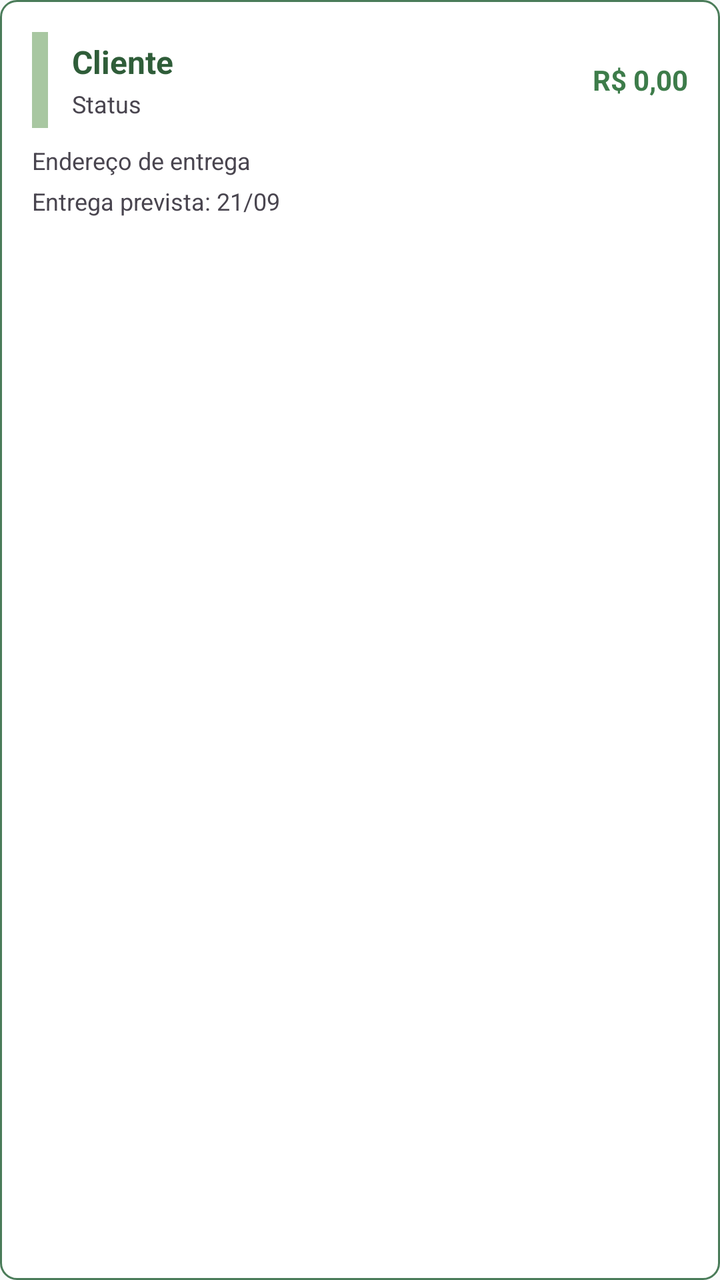
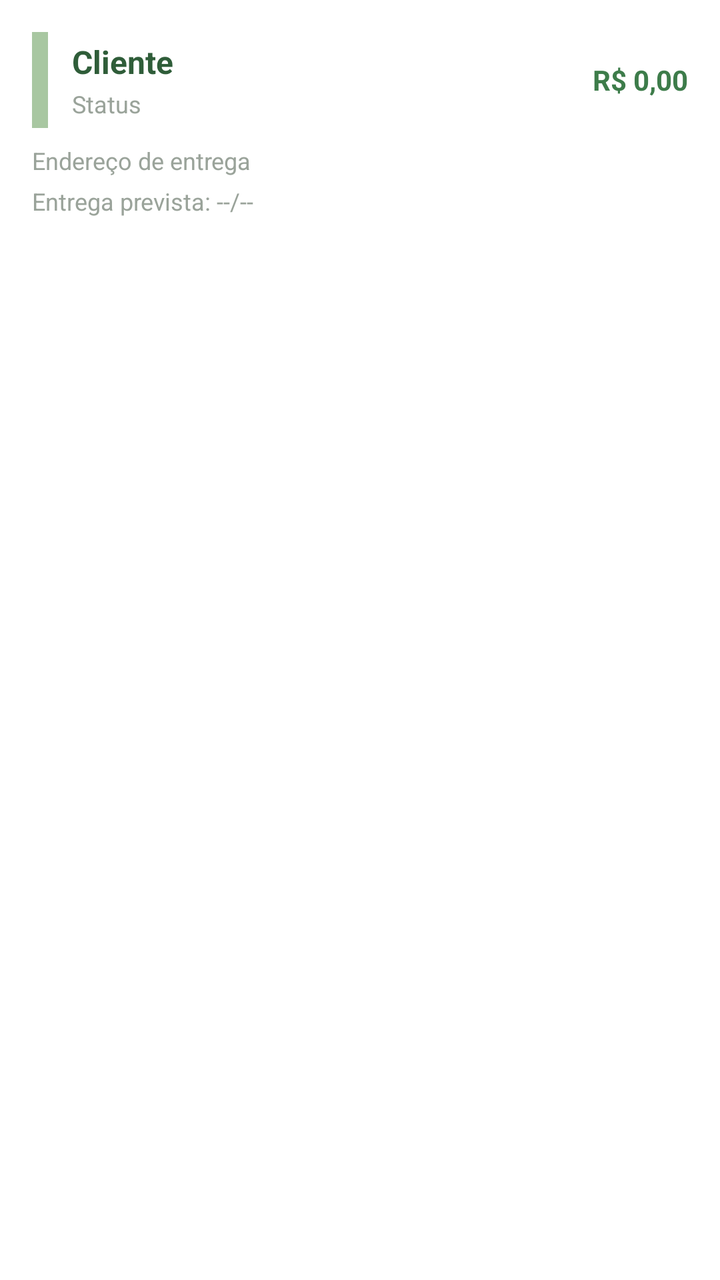

Two renders of the same Android screen: before a commit and after it. Below are the layout's source before the change and the commit's diff.
<!-- AndroidManifest.xml: application theme Theme.Ruralize -->
<!-- res/layout/item_entrega.xml -->
<?xml version="1.0" encoding="utf-8"?>
<LinearLayout xmlns:android="http://schemas.android.com/apk/res/android"
    android:layout_width="match_parent"
    android:layout_height="wrap_content"
    android:orientation="vertical"
    android:background="@drawable/bg_edittext_simple"
    android:padding="16dp"
    android:layout_marginBottom="12dp">

    <LinearLayout
        android:layout_width="match_parent"
        android:layout_height="wrap_content"
        android:orientation="horizontal"
        android:gravity="center_vertical">

        <View
            android:id="@+id/viewIndicadorStatus"
            android:layout_width="8dp"
            android:layout_height="48dp"
            android:background="@color/green_light"
            android:layout_marginEnd="12dp" />

        <LinearLayout
            android:layout_width="0dp"
            android:layout_height="wrap_content"
            android:layout_weight="1"
            android:orientation="vertical">

            <TextView
                android:id="@+id/txtClienteEntrega"
                android:layout_width="wrap_content"
                android:layout_height="wrap_content"
                android:text="Cliente"
                android:textColor="@color/text_primary"
                android:textSize="16sp"
                android:textStyle="bold" />

            <TextView
                android:id="@+id/txtStatusEntrega"
                android:layout_width="wrap_content"
                android:layout_height="wrap_content"
                android:text="Status"
                android:textColor="@color/text_hint"
                android:textSize="12sp"
                android:layout_marginTop="2dp" />
        </LinearLayout>

        <TextView
            android:id="@+id/txtValorEntrega"
            android:layout_width="wrap_content"
            android:layout_height="wrap_content"
            android:text="R$ 0,00"
            android:textColor="@color/green_mid"
            android:textStyle="bold"
            android:textSize="14sp" />
    </LinearLayout>

    <TextView
        android:id="@+id/txtEnderecoEntrega"
        android:layout_width="match_parent"
        android:layout_height="wrap_content"
        android:text="Endereço de entrega"
        android:textColor="@color/text_hint"
        android:textSize="12sp"
        android:layout_marginTop="8dp" />

    <TextView
        android:id="@+id/txtDataEntrega"
        android:layout_width="match_parent"
        android:layout_height="wrap_content"
        android:text="Entrega prevista: 21/09"
        android:textColor="@color/text_hint"
        android:textSize="12sp"
        android:layout_marginTop="4dp" />

</LinearLayout>
<!-- resources referenced by this layout -->
<resources>
  <color name="green_light">#A8C7A1</color>
  <color name="green_mid">#3D7C4A</color>
  <color name="text_primary">#2F5D39</color>
  <!-- drawable bg_edittext_simple (drawable) -->
  <?xml version="1.0" encoding="utf-8"?>
  <shape xmlns:android="http://schemas.android.com/apk/res/android">
      <solid android:color="#FFFFFF" />
      <stroke android:width="1dp" android:color="#4A7C59" />
      <corners android:radius="8dp" />
  </shape>
  <style name="Theme.Ruralize" parent="Theme.Material3.Light.NoActionBar">
          <item name="android:windowBackground">@color/bg_ice</item>
          <item name="colorPrimary">@color/green_dark</item>
          <item name="colorOnPrimary">@color/white</item>
          <item name="colorSurface">@color/white</item>
          <item name="colorOnSurface">@color/text_primary</item>
          
          <item name="materialButtonStyle">@style/Ruralize.Button</item>
          <item name="textInputStyle">@style/Ruralize.TextInput</item>
  
          
          <item name="android:navigationBarColor">@color/bg_ice</item>
          <item name="android:statusBarColor">@color/bg_ice</item>
          <item name="colorSecondary">@color/green_mid</item>
          <item name="colorOnSecondary">@color/white</item>
          <item name="colorTertiary">@color/green_light</item>
          <item name="colorOnTertiary">@color/green_dark</item>
          <item name="android:colorBackground">@color/bg_ice</item>
          <item name="colorOnBackground">@color/text_primary</item>
          <item name="bottomNavigationStyle">@style/Ruralize.BottomNavigation</item>
          <item name="colorControlActivated">@color/green_dark</item>
          <item name="colorControlHighlight">@color/green_light</item>
      </style>
  <color name="bg_ice">#F8FAFB</color>
  <color name="green_dark">#2F5D39</color>
  <color name="white">#FFFFFF</color>
  <style name="Ruralize.Button" parent="Widget.Material3.Button">
          <item name="cornerRadius">14dp</item>
          <item name="backgroundTint">@color/green_dark</item>
          <item name="android:textColor">@color/white</item>
          <item name="android:insetLeft">0dp</item>
          <item name="android:insetRight">0dp</item>
          <item name="android:textAllCaps">false</item>
          <item name="android:textStyle">bold</item>
      </style>
  <style name="Ruralize.TextInput" parent="Widget.Material3.TextInputLayout.OutlinedBox">
          <item name="boxBackgroundMode">outline</item>
          <item name="boxCornerRadiusTopStart">14dp</item>
          <item name="boxCornerRadiusTopEnd">14dp</item>
          <item name="boxCornerRadiusBottomStart">14dp</item>
          <item name="boxCornerRadiusBottomEnd">14dp</item>
          <item name="boxStrokeColor">@color/green_light</item>
          <item name="android:textColorHint">@color/text_secondary</item>
          <item name="cursorColor">@color/green_dark</item>
      </style>
  <style name="Ruralize.BottomNavigation" parent="Widget.Material3.BottomNavigationView">
          <item name="itemBackground">@color/bg_ice</item>
          <item name="itemTextColor">@color/green_dark</item>
          <item name="itemIconTint">@color/green_dark</item>
          <item name="itemRippleColor">@color/green_light</item>
      </style>
  <color name="text_secondary">#9AA39A</color>
</resources>

<!-- the commit's change to res/layout/item_entrega.xml (unified diff, before → after) -->
@@ -3,7 +3,8 @@
     android:layout_width="match_parent"
     android:layout_height="wrap_content"
     android:orientation="vertical"
-    android:background="@drawable/bg_edittext_simple"
+    android:background="@color/white"
+    android:elevation="2dp"
     android:padding="16dp"
     android:layout_marginBottom="12dp">
 
@@ -31,7 +32,7 @@
                 android:layout_width="wrap_content"
                 android:layout_height="wrap_content"
                 android:text="Cliente"
-                android:textColor="@color/text_primary"
+                android:textColor="@color/green_dark"
                 android:textSize="16sp"
                 android:textStyle="bold" />
 
@@ -40,7 +41,7 @@
                 android:layout_width="wrap_content"
                 android:layout_height="wrap_content"
                 android:text="Status"
-                android:textColor="@color/text_hint"
+                android:textColor="@color/text_secondary"
                 android:textSize="12sp"
                 android:layout_marginTop="2dp" />
         </LinearLayout>
@@ -60,7 +61,7 @@
         android:layout_width="match_parent"
         android:layout_height="wrap_content"
         android:text="Endereço de entrega"
-        android:textColor="@color/text_hint"
+        android:textColor="@color/text_secondary"
         android:textSize="12sp"
         android:layout_marginTop="8dp" />
 
@@ -68,8 +69,8 @@
         android:id="@+id/txtDataEntrega"
         android:layout_width="match_parent"
         android:layout_height="wrap_content"
-        android:text="Entrega prevista: 21/09"
-        android:textColor="@color/text_hint"
+        android:text="Entrega prevista: --/--"
+        android:textColor="@color/text_secondary"
         android:textSize="12sp"
         android:layout_marginTop="4dp" />
 
<!-- resource entries referenced after the edit -->
@@ -3,13 +3,6 @@
   <color name="green_light">#A8C7A1</color>
   <color name="green_mid">#3D7C4A</color>
   <color name="text_primary">#2F5D39</color>
-  <!-- drawable bg_edittext_simple (drawable) -->
-  <?xml version="1.0" encoding="utf-8"?>
-  <shape xmlns:android="http://schemas.android.com/apk/res/android">
-      <solid android:color="#FFFFFF" />
-      <stroke android:width="1dp" android:color="#4A7C59" />
-      <corners android:radius="8dp" />
-  </shape>
   <style name="Theme.Ruralize" parent="Theme.Material3.Light.NoActionBar">
           <item name="android:windowBackground">@color/bg_ice</item>
           <item name="colorPrimary">@color/green_dark</item>
